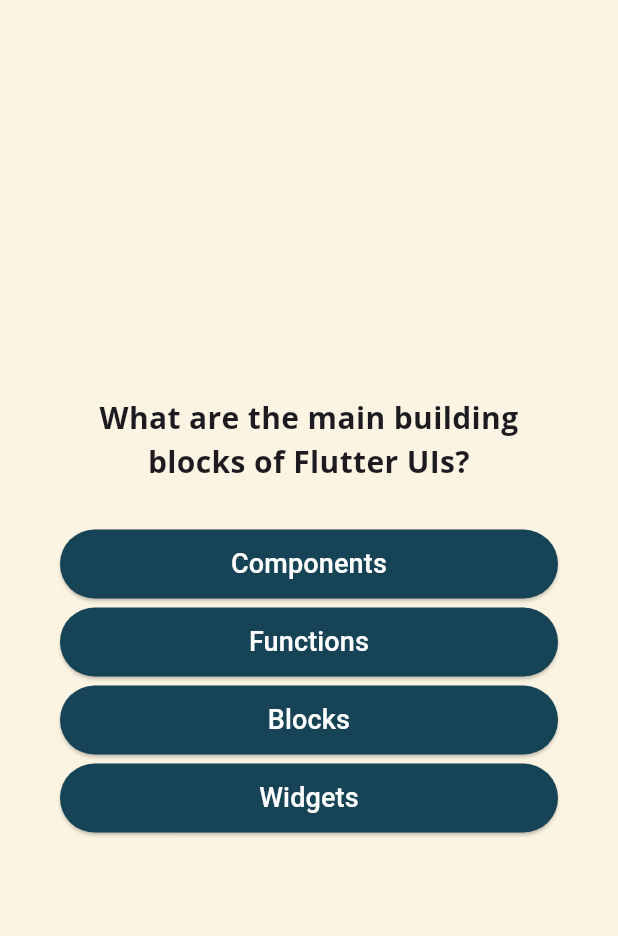
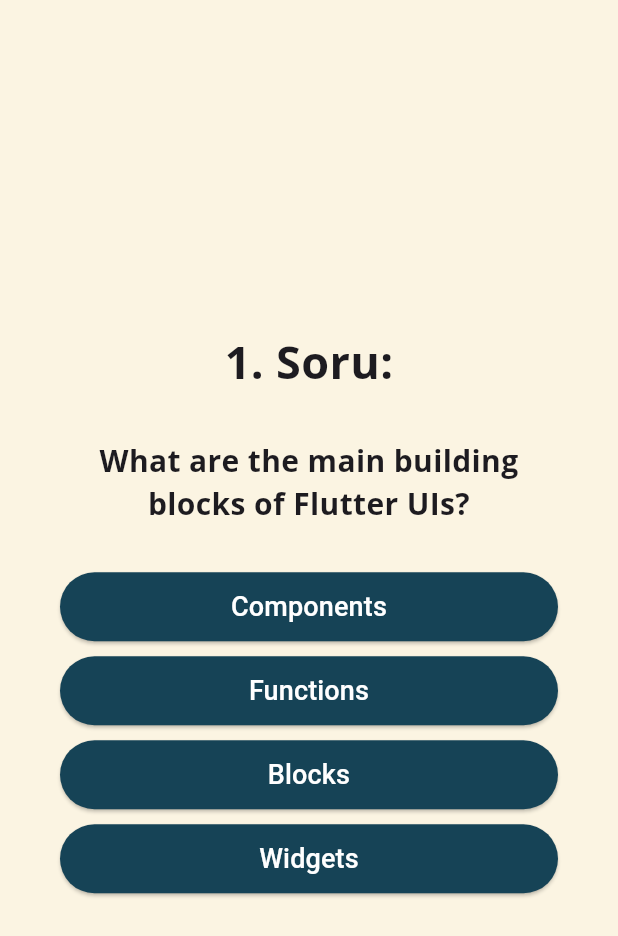
Before and after one commit to FatihYigit35/random_kpss_questions, a Flutter app: the screen it shows after launch, after a tap on "Testi başlat", on a phone screen of 412 x 824 dp. Shown: the top 936 px of the screen. Run offline on Flutter 3.47's test engine with Material 3 defaults, Android fonts, the phone set to English and light mode, and no system bars; our stand-ins replace google_fonts.

Commit message:
Extra materialapp was deleted to be able to use safearea

```diff
--- a/lib/view/questions_screen.dart
+++ b/lib/view/questions_screen.dart
@@ -2,7 +2,6 @@
 import 'package:flutter/widgets.dart';
 import 'package:google_fonts/google_fonts.dart';
 import 'package:random_kpss_questions/custom_widgets/answer_button.dart';
-import 'package:random_kpss_questions/theme/app_colors.dart';
 import 'package:random_kpss_questions/data/questions.dart';
 
 class QuestionsScreen extends StatefulWidget {
@@ -32,10 +31,7 @@
     final answers = List.of(currentQuestion.answers);
     answers.shuffle();
 
-    return MaterialApp(
-      home: Scaffold(
-        backgroundColor: AppColors.backgroundColor,
-        body: SizedBox(
+    return SizedBox(
       width: double.infinity,
       child: Container(
         margin: const EdgeInsets.all(40),
@@ -43,6 +39,17 @@
           mainAxisAlignment: MainAxisAlignment.center,
           crossAxisAlignment: CrossAxisAlignment.stretch,
           children: [
+            Text(
+              '${(currentQuestionIndex + 1).toString()}. Soru:',
+              style: GoogleFonts.openSans(
+                fontSize: 30,
+                fontWeight: FontWeight.bold,
+              ),
+              textAlign: TextAlign.center,
+            ),
+            const SizedBox(
+              height: 30,
+            ),
             Text(
               currentQuestion.text,
               style: GoogleFonts.openSans(
@@ -65,7 +72,7 @@
                     },
                   ),
                   const SizedBox(
-                        height: 4,
+                    height: 8,
                   )
                 ],
               ),
@@ -73,8 +80,6 @@
           ],
         ),
       ),
-        ),
-      ),
     );
   }
 }
```
Lines whose indentation alone changed are shown as unchanged.
